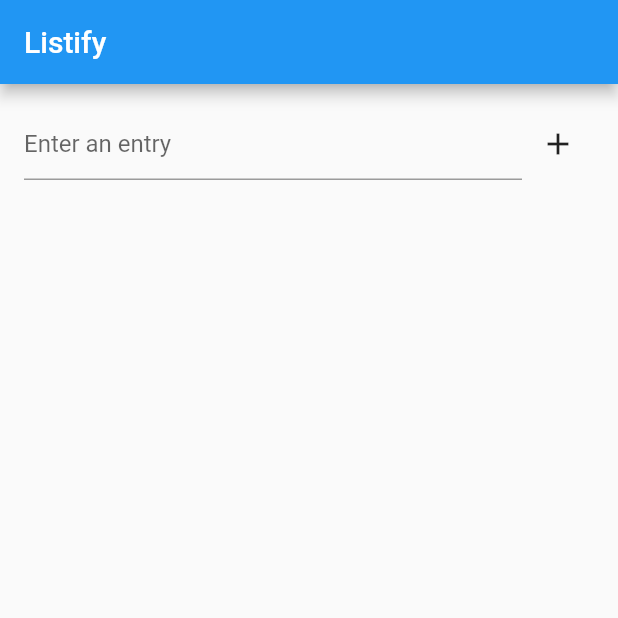
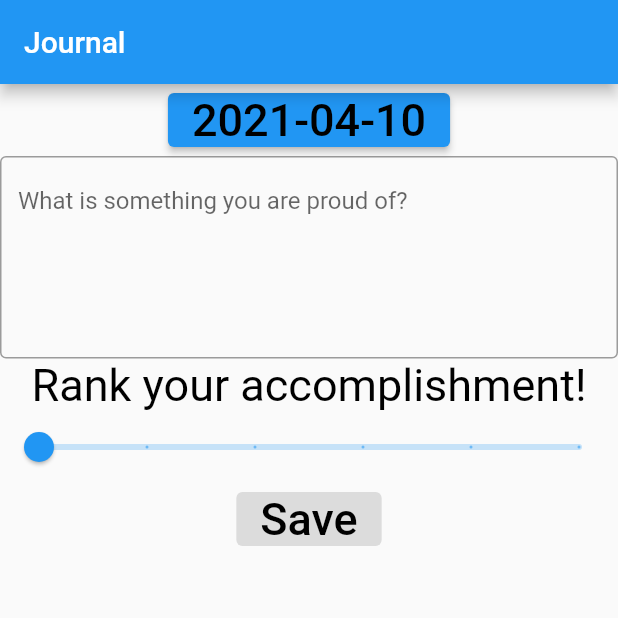
Before and after one commit to WomenHacksTeam/RestoreThoughts, a Flutter app: the screen it shows after launch, on a phone screen of 412 x 824 dp, the top half of it. Run offline on Flutter 3.47's test engine with Material 2 defaults, Android fonts, the phone set to English and light mode, and no system bars; our stand-ins replace sqflite; accounts and stored records are empty.

Commit message:
Adding Journal Entries

```diff
--- a/lib/main.dart
+++ b/lib/main.dart
@@ -1,21 +1,29 @@
 import 'package:flutter/material.dart';
-import 'DatabaseHelper.dart';
-import 'Entry.dart';
 
 void main() {
   runApp(MyApp());
 }
 
 class MyApp extends StatelessWidget {
+  // This widget is the root of your application.
   @override
   Widget build(BuildContext context) {
     return MaterialApp(
-      title: 'Journal',
+      title: 'Journal Entries',
       theme: ThemeData(
+        // This is the theme of your application.
+        //
+        // Try running your application with "flutter run". You'll see the
+        // application has a blue toolbar. Then, without quitting the app, try
+        // changing the primarySwatch below to Colors.green and then invoke
+        // "hot reload" (press "r" in the console where you ran "flutter run",
+        // or simply save your changes to "hot reload" in a Flutter IDE).
+        // Notice that the counter didn't reset back to zero; the application
+        // is not restarted.
         primarySwatch: Colors.blue,
-        visualDensity: VisualDensity.adaptivePlatformDensity,
       ),
-      home: MyHomePage(title: 'Listify'),
+      home: MyHomePage(title: 'Journal'
+          ''),
     );
   }
 }
@@ -23,103 +31,136 @@ class MyApp extends StatelessWidget {
 class MyHomePage extends StatefulWidget {
   MyHomePage({Key key, this.title}) : super(key: key);
 
+
+  // This widget is the home page of your application. It is stateful, meaning
+  // that it has a State object (defined below) that contains fields that affect
+  // how it looks.
+
+  // This class is the configuration for the state. It holds the values (in this
+  // case the title) provided by the parent (in this case the App widget) and
+  // used by the build method of the State. Fields in a Widget subclass are
+  // always marked "final".
+
   final String title;
 
   @override
   _MyHomePageState createState() => _MyHomePageState();
+ // _JournalEntryState createState() => _JournalEntryState();
+
 }
 
 class _MyHomePageState extends State<MyHomePage> {
-  TextEditingController textController = new TextEditingController();
-
-  List<Entry> entryList = [];
+  double _rank = 1;
+  DateTime _displayDate = DateTime.now();
+  TextEditingController _controller;
 
   @override
   void initState() {
     super.initState();
+    _controller = TextEditingController();
+  }
 
-    DatabaseHelper.instance.queryAllRows().then((value) {
+  _chooseDate(BuildContext context) async {
+    final DateTime picked = await showDatePicker(
+      context: context,
+      initialDate: _displayDate, // Refer step 1
+      firstDate: DateTime(1950),
+      lastDate: DateTime.now(),
+    );
       setState(() {
-        value.forEach((element) {
-          entryList.add(Entry(
-              id: element['id'],
-              date: element['date'],
-              text: element['text'],
-              score: element['score']));
-        });
+        if (picked != null) {
+          _displayDate = picked;
+        }
       });
-    }).catchError((error) {
-      print(error);
-    });
   }
 
   @override
   Widget build(BuildContext context) {
+    // This method is rerun every time setState is called, for instance as done
+    // by the _incrementCounter method above.
+    //
+    // The Flutter framework has been optimized to make rerunning build methods
+    // fast, so that you can just rebuild anything that needs updating rather
+    // than having to individually change instances of widgets.
     return Scaffold(
       appBar: AppBar(
+        // Here we take the value from the MyHomePage object that was created by
+        // the App.build method, and use it to set our appbar title.
         title: Text(widget.title),
       ),
-      body: Container(
-        alignment: Alignment.topLeft,
-        padding: EdgeInsets.all(16),
-        child: Column(
-          children: <Widget>[
-            Row(
-              children: <Widget>[
-                Expanded(
-                  child: TextFormField(
-                    decoration: InputDecoration(hintText: "Enter an entry"),
-                    controller: textController,
-                  ),
+      body: Center(
+
+        child:new Column(
+
+          children:[
+
+
+               new ElevatedButton(
+               onPressed:() => _chooseDate(context),
+
+               child:Text(
+                "${_displayDate.toLocal()}".split(' ')[0],
+                textAlign: TextAlign.center,
+                style: TextStyle(
+                    fontFamily: 'Roboto',
+                    fontStyle: FontStyle.normal,
+                    fontSize: 30.0,
+                    color: Colors.black
                 ),
-                IconButton(
-                  icon: Icon(Icons.add),
-                  onPressed: _addToDb,
-                )
-              ],
+              ),
             ),
-            SizedBox(height: 20),
-            Expanded(
-              child: Container(
-                child: entryList.isEmpty
-                    ? Container()
-                    : ListView.builder(itemBuilder: (ctx, index) {
-                        if (index == entryList.length) return null;
-                        return ListTile(
-                          title: Text(entryList[index].text),
-                          subtitle: Text(entryList[index].date.toString()),
-                          leading: Text(entryList[index].id.toString()),
-                          trailing: IconButton(
-                            icon: Icon(Icons.delete),
-                            onPressed: () => _deleteEntry(entryList[index].id),
-                          ),
-                        );
-                      }),
-              ),
-            )
-          ],
+        new TextFormField(
+          //mainAxisAlignment: MainAxisAlignment.center,
+          //children: <Widget>[
+          keyboardType: TextInputType.multiline,
+          minLines: 5,//Normal textInputField will be displayed
+          maxLines: 5,
+          controller: _controller,
+            decoration: InputDecoration(
+            border: OutlineInputBorder(),
+            hintText: 'What is something you are proud of?',
+          //],
         ),
       ),
+            new Container(
+              child: new Text('Rank your accomplishment!',
+                textAlign: TextAlign.center,
+                style: TextStyle(
+                    fontFamily: 'Roboto',
+                    fontStyle: FontStyle.normal,
+                    fontSize: 30.0,
+                    color: Colors.black
+                ),
+              ),
+            ),
+            new Slider(value: _rank,
+                min: 1,
+                max: 5,
+                divisions: 5,
+                label: _rank.round().toString(),
+                onChanged: (double value){
+                  setState(() {
+                    _rank = value;
+                  });
+                }
+                 ),
+            new ElevatedButton(
+
+              child:Text(
+                "Save",
+                textAlign: TextAlign.center,
+                style: TextStyle(
+                    fontFamily: 'Roboto',
+                    fontStyle: FontStyle.normal,
+                    fontSize: 30.0,
+                    color: Colors.black
+                ),
+              ),
+            ),
+      ],
+        ),
+      ),
+      // This trailing comma makes auto-formatting nicer for build methods.
     );
   }
-
-  void _deleteEntry(int id) async {
-    await DatabaseHelper.instance.delete(id);
-    setState(() {
-      entryList.removeWhere((element) => element.id == id);
-    });
-  }
-
-  void _addToDb() async {
-    String textInput = textController.text;
-    DateTime now = new DateTime.now();
-    DateTime date = new DateTime(now.year, now.month, now.day);
-    int score = 3;
-    var id = await DatabaseHelper.instance
-        .insert(Entry(text: textInput, date: date, score: score));
-    setState(() {
-      entryList.insert(
-          0, Entry(id: id, text: textInput, date: date, score: score));
-    });
-  }
 }
```
